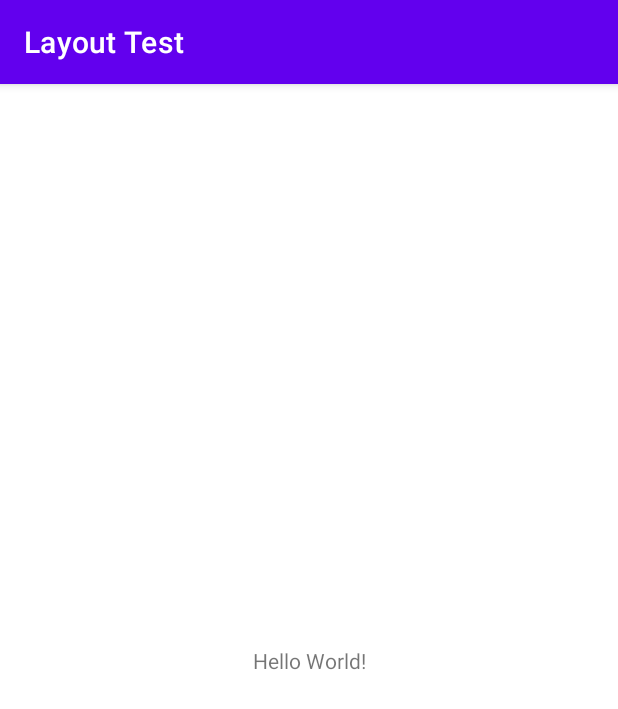
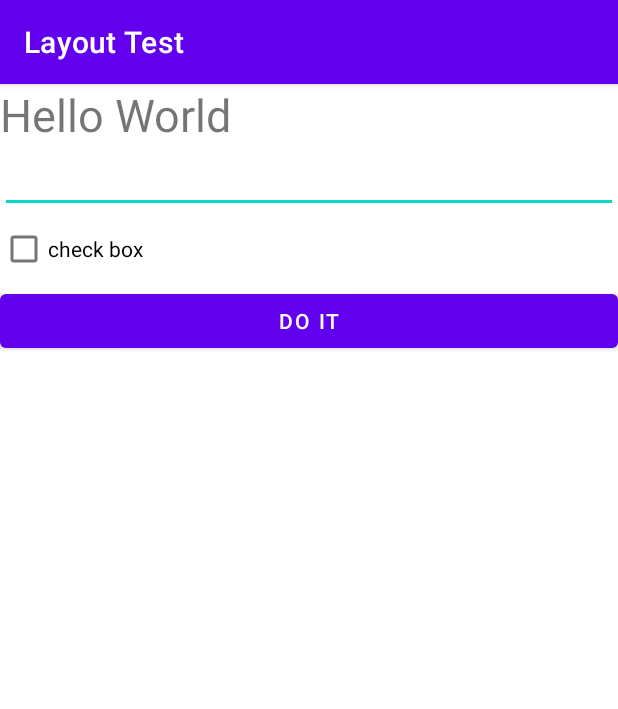
Before and after one commit to kimrugi/AndroidGameProgramming2017180016, an Android app: the screen it shows after launch (MainActivity), on a phone screen of 412 x 824 dp. Shown: the top 709 px of the screen. Run offline under Robolectric (Android 15) with nearby library versions, the light colour scheme and no system bars.

Commit message:
3.23 lecture end

```diff
--- a/Projects/LayoutTest/app/src/main/java/kr/ac/tukorea/g2017180016/layouttest/MainActivity.java
+++ b/Projects/LayoutTest/app/src/main/java/kr/ac/tukorea/g2017180016/layouttest/MainActivity.java
@@ -3,12 +3,57 @@ package kr.ac.tukorea.g2017180016.layouttest;
 import androidx.appcompat.app.AppCompatActivity;
 
 import android.os.Bundle;
+import android.text.Editable;
+import android.text.TextWatcher;
+import android.util.Log;
+import android.view.View;
+import android.widget.CheckBox;
+import android.widget.EditText;
+import android.widget.TextView;
 
 public class MainActivity extends AppCompatActivity {
+
+    private static final String tag = MainActivity.class.getSimpleName();
+    private CheckBox checkbox;
+    private TextView outputTextView;
+    private EditText nameEdit;
 
     @Override
     protected void onCreate(Bundle savedInstanceState) {
         super.onCreate(savedInstanceState);
         setContentView(R.layout.activity_main);
+        checkbox = findViewById(R.id.checkbox);
+        outputTextView = findViewById(R.id.textView);
+        nameEdit = findViewById(R.id.nameEdit);
+
+        nameEdit.addTextChangedListener(nameWatcher);
     }
+
+    public void onCheckBox(View view) {
+        CheckBox cb = (CheckBox) view;
+        Log.d(tag, "checkbox state: " + cb.isChecked());
+    }
+
+    public void onBtnDoIt(View view) {
+        Log.d(tag, "check state: " + checkbox.isChecked());
+        String text = nameEdit.getText().toString();
+        outputTextView.setText(text);
+    }
+    private final TextWatcher nameWatcher = new TextWatcher() {
+        @Override
+        public void beforeTextChanged(CharSequence charSequence, int i, int i1, int i2) {
+            Log.v(tag, "before");
+        }
+
+        @Override
+        public void onTextChanged(CharSequence charSequence, int i, int i1, int i2) {
+            Log.d(tag, "textchange: "+ charSequence);
+            outputTextView.setText("Text Length: " + charSequence.length());
+        }
+
+        @Override
+        public void afterTextChanged(Editable editable) {
+            Log.v(tag, "after");
+        }
+    };
 }
--- a/Projects/LayoutTest/app/src/main/res/layout/activity_main.xml
+++ b/Projects/LayoutTest/app/src/main/res/layout/activity_main.xml
@@ -1,18 +1,34 @@
 <?xml version="1.0" encoding="utf-8"?>
-<androidx.constraintlayout.widget.ConstraintLayout xmlns:android="http://schemas.android.com/apk/res/android"
+<LinearLayout xmlns:android="http://schemas.android.com/apk/res/android"
     xmlns:app="http://schemas.android.com/apk/res-auto"
     xmlns:tools="http://schemas.android.com/tools"
     android:layout_width="match_parent"
     android:layout_height="match_parent"
+    android:orientation="vertical"
     tools:context=".MainActivity">
-
     <TextView
+        android:id="@+id/textView"
         android:layout_width="wrap_content"
         android:layout_height="wrap_content"
-        android:text="Hello World!"
-        app:layout_constraintBottom_toBottomOf="parent"
-        app:layout_constraintLeft_toLeftOf="parent"
-        app:layout_constraintRight_toRightOf="parent"
-        app:layout_constraintTop_toTopOf="parent" />
-
-</androidx.constraintlayout.widget.ConstraintLayout>
+        android:text="Hello World"
+        android:textSize="30sp"
+        />
+    <EditText
+        android:id="@+id/nameEdit"
+        android:layout_width="match_parent"
+        android:layout_height="wrap_content"
+        />
+    <CheckBox
+        android:id="@+id/checkbox"
+        android:layout_width="match_parent"
+        android:layout_height="wrap_content"
+        android:text="@string/checkbox"
+        android:onClick="onCheckBox"
+        tools:ignore="OnClick,UsingOnClickInXml" />
+    <Button
+        android:layout_width="match_parent"
+        android:layout_height="wrap_content"
+        android:text="@string/BtnDoIt"
+        android:onClick="onBtnDoIt"
+        tools:ignore="OnClick,UsingOnClickInXml" />
+</LinearLayout>
--- a/Projects/LayoutTest/app/src/main/res/values/strings.xml
+++ b/Projects/LayoutTest/app/src/main/res/values/strings.xml
@@ -1,3 +1,5 @@
 <resources>
     <string name="app_name">Layout Test</string>
+    <string name="checkbox">check box</string>
+    <string name="BtnDoIt">Do It</string>
 </resources>
```
